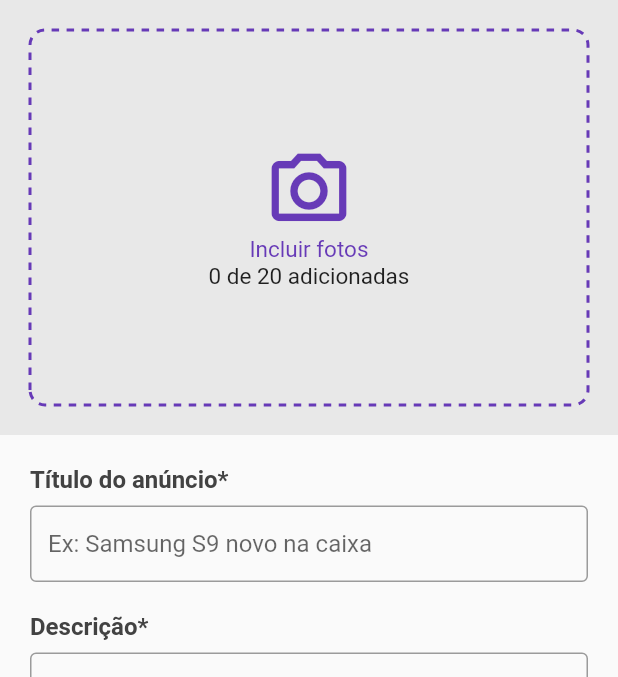
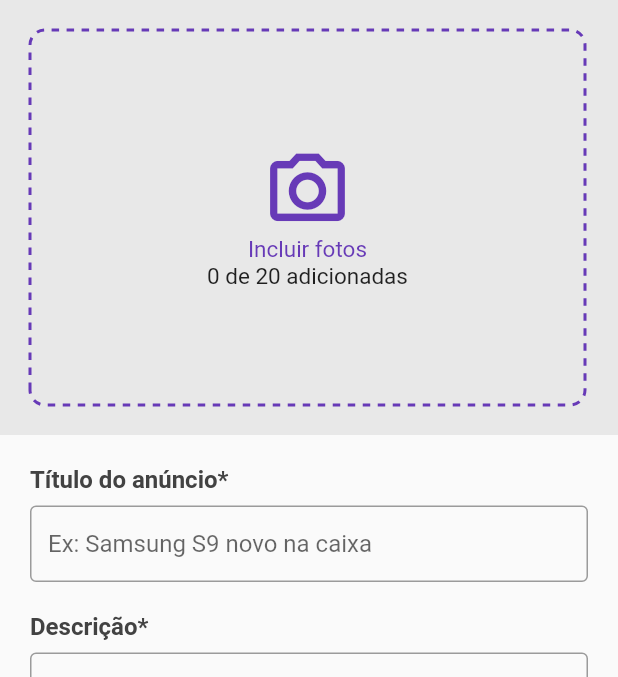
Before and after one commit to lucasanaissi/flutterprojects, a Flutter app: the screen it shows after launch, swiped to page 2, on a phone screen of 412 x 824 dp, the part 84-761 px from its top. Run offline on Flutter 3.47's test engine with Material 2 defaults, Android fonts, the light colour scheme and no system bars; our stand-ins replace card_swiper, cloud_firestore, dotted_decoration, firebase_auth, firebase_core, firebase_storage and 17 more; missing offline and left inert: bloc_pattern, carousel_images, dart:ffi, flutter_share, text_divider; accounts and stored records are empty; generated files the repository leaves out were written again.

Commit message:
ImageField in creatAd 100%

```diff
--- a/xlo_mobx/lib/screens/createAd/components/image_field.dart
+++ /dev/null
@@ -1,54 +0,0 @@
-import 'package:flutter/material.dart';
-import 'package:dotted_decoration/dotted_decoration.dart';
-
-class ImageField extends StatelessWidget {
-  const ImageField({Key? key}) : super(key: key);
-
-  @override
-  Widget build(BuildContext context) {
-    int imgQuantity = 0;
-
-    return Container(
-      color: Colors.grey.withAlpha(50),
-      padding: const EdgeInsets.all(20),
-      child: GestureDetector(
-        onTap: (){},
-        child: Container(
-          height: 250,
-          decoration: DottedDecoration(
-            color: Colors.deepPurple,
-            shape: Shape.box,
-            borderRadius: BorderRadius.circular(10),
-            strokeWidth: 2,
-          ),
-          child: Center(
-            child: Column(
-              mainAxisAlignment: MainAxisAlignment.center,
-              mainAxisSize: MainAxisSize.min,
-              children: [
-                const Icon(
-                  Icons.camera_alt_outlined,
-                  size: 60,
-                  color: Colors.deepPurple,
-                ),
-                const Text(
-                  'Incluir fotos',
-                  style: TextStyle(
-                    color: Colors.deepPurple,
-                    fontSize: 15,
-                  ),
-                ),
-                Text(
-                  '$imgQuantity de 20 adicionadas',
-                  style: const TextStyle(
-                    fontSize: 15,
-                  ),
-                ),
-              ],
-            ),
-          ),
-        ),
-      ),
-    );
-  }
-}
--- /dev/null
+++ b/xlo_mobx/lib/screens/createAd/components/images_field.dart
@@ -0,0 +1,128 @@
+import 'dart:io';
+
+import 'package:flutter/cupertino.dart';
+import 'package:flutter/material.dart';
+import 'package:dotted_decoration/dotted_decoration.dart';
+import 'package:card_swiper/card_swiper.dart';
+import 'package:flutter_mobx/flutter_mobx.dart';
+import 'package:xlo_mobx/screens/createAd/components/image_source_modal.dart';
+
+import '../../../stores/createad_store.dart';
+import 'image_dialog.dart';
+
+class ImagesField extends StatelessWidget {
+  const ImagesField({Key? key, required this.createadStore}) : super(key: key);
+
+  final CreateadStore createadStore;
+
+  @override
+  Widget build(BuildContext context) {
+    void onImageSelected(File image) {
+      createadStore.images.add(image);
+      Navigator.of(context).pop();
+    }
+
+    return Container(
+      color: Colors.grey.withAlpha(50),
+      padding: const EdgeInsets.all(20),
+      child: Observer(
+        builder: (_) {
+          return SizedBox(
+            height: 250,
+            width: 250,
+            child: ListView.builder(
+              shrinkWrap: true,
+              scrollDirection: Axis.horizontal,
+              itemCount: createadStore.images.length < 20
+                  ? createadStore.images.length + 1
+                  : 20,
+              itemBuilder: (_, index) {
+                if (index == createadStore.images.length) {
+                  return GestureDetector(
+                    onTap: () {
+                      if (Platform.isAndroid) {
+                        showModalBottomSheet(
+                          context: context,
+                          builder: (_) => ImageSourceModal(
+                              onImageSelected: onImageSelected),
+                        );
+                      } else {
+                        showCupertinoModalPopup(
+                          context: context,
+                          builder: (_) => ImageSourceModal(
+                              onImageSelected: onImageSelected),
+                        );
+                      }
+                    },
+                    child: Container(
+                      height: 250,
+                      width: index == 0 && index <= 1 ? 370 : 200,
+                      decoration: DottedDecoration(
+                        color: Colors.deepPurple,
+                        shape: Shape.box,
+                        borderRadius: BorderRadius.circular(10),
+                        strokeWidth: 2,
+                      ),
+                      child: Center(
+                        child: Column(
+                          mainAxisAlignment: MainAxisAlignment.center,
+                          mainAxisSize: MainAxisSize.min,
+                          children: [
+                            const Icon(
+                              Icons.camera_alt_outlined,
+                              size: 60,
+                              color: Colors.deepPurple,
+                            ),
+                            const Text(
+                              'Incluir fotos',
+                              style: TextStyle(
+                                color: Colors.deepPurple,
+                                fontSize: 15,
+                              ),
+                            ),
+                            Text(
+                              '${createadStore.images.length} de 20 adicionadas',
+                              style: const TextStyle(
+                                fontSize: 15,
+                              ),
+                            ),
+                          ],
+                        ),
+                      ),
+                    ),
+                  );
+                } else {
+                  return Padding(
+                    padding: const EdgeInsets.only(left: 10, right: 10),
+                    child: GestureDetector(
+                      onTap: () {
+                        showDialog(
+                            context: context,
+                            builder: (_) => ImageDialog(
+                                  image: createadStore.images[index],
+                                  onDelete: () =>
+                                      createadStore.images.removeAt(index),
+                                ));
+                      },
+                      child: ClipRRect(
+                        borderRadius: BorderRadius.circular(10.0),
+                        child: SizedBox(
+                          height: 250,
+                          width: 250,
+                          child: Image.file(
+                            createadStore.images[index],
+                            fit: BoxFit.fill,
+                          ),
+                        ),
+                      ),
+                    ),
+                  );
+                }
+              },
+            ),
+          );
+        },
+      ),
+    );
+  }
+}
--- a/xlo_mobx/lib/screens/createAd/createad_screen.dart
+++ b/xlo_mobx/lib/screens/createAd/createad_screen.dart
@@ -3,25 +3,26 @@ import 'package:flutter/services.dart';
 import 'package:flutter_mobx/flutter_mobx.dart';
 import 'package:xlo_mobx/components/custom_drawer/custom_drawer.dart';
 import 'package:mask_text_input_formatter/mask_text_input_formatter.dart';
+import 'package:xlo_mobx/stores/createad_store.dart';
 
-import 'components/image_field.dart';
+import 'components/images_field.dart';
 
 class CreateAdScreen extends StatefulWidget {
-  const CreateAdScreen({Key? key}) : super(key: key);
+  CreateAdScreen({Key? key}) : super(key: key);
 
   @override
   State<CreateAdScreen> createState() => _CreateAdScreenState();
 }
 
 class _CreateAdScreenState extends State<CreateAdScreen> {
+  final CreateadStore createadStore = CreateadStore();
+
   @override
   Widget build(BuildContext context) {
-
     var cepFormatter = MaskTextInputFormatter(
         mask: '#####-###',
-      filter: { "#": RegExp(r'[0-9]') },
-      type: MaskAutoCompletionType.lazy
-    );
+        filter: {"#": RegExp(r'[0-9]')},
+        type: MaskAutoCompletionType.lazy);
 
     return Scaffold(
       appBar: AppBar(
@@ -42,7 +43,7 @@ class _CreateAdScreenState extends State<CreateAdScreen> {
       drawer: const CustomDrawer(),
       body: ListView(
         children: [
-          const ImageField(),
+          ImagesField(createadStore: createadStore),
           const SizedBox(height: 20),
           Padding(
             padding: const EdgeInsets.only(
@@ -222,6 +223,34 @@ class _CreateAdScreenState extends State<CreateAdScreen> {
             ),
           ),
           const SizedBox(height: 20),
+          Padding(
+            padding:
+                const EdgeInsets.only(
+                    left: 20,
+                    right: 20,
+                    top: 0,
+                    bottom: 20,
+                ),
+            child: SizedBox(
+              child: ElevatedButton(
+                onPressed: () {},
+                style: ElevatedButton.styleFrom(
+                  minimumSize: const Size.fromHeight(40),
+                  primary: Colors.orange,
+                  shape: RoundedRectangleBorder(
+                    borderRadius: BorderRadius.circular(40),
+                  ),
+                ),
+                child: const Text(
+                  'Criar anúncio',
+                  style: TextStyle(
+                      color: Colors.white,
+                      fontSize: 18,
+                      fontWeight: FontWeight.w500),
+                ),
+              ),
+            ),
+          ),
         ],
       ),
     );
--- a/xlo_mobx/lib/screens/home/home_screen.dart
+++ b/xlo_mobx/lib/screens/home/home_screen.dart
@@ -37,7 +37,7 @@ class _HomeScreenState extends State<HomeScreen> {
         physics: const NeverScrollableScrollPhysics(),
         children: [
           const AdvertsScreen(),
-          const CreateAdScreen(),
+          CreateAdScreen(),
           Container(color: Colors.yellow),
           Container(color: Colors.green),
         ],
--- /dev/null
+++ b/xlo_mobx/lib/stores/createad_store.dart
@@ -0,0 +1,10 @@
+import 'package:mobx/mobx.dart';
+
+part 'createad_store.g.dart';
+
+class CreateadStore = _CreateadStore with _$CreateadStore;
+
+abstract class _CreateadStore with Store {
+
+  ObservableList images = ObservableList();
+}
--- a/xlo_mobx/pubspec.yaml
+++ b/xlo_mobx/pubspec.yaml
@@ -41,6 +41,9 @@ dependencies:
   text_divider: ^1.0.0
   mask_text_input_formatter: ^2.1.0
   dotted_decoration: ^2.0.0
+  card_swiper: ^2.0.1
+  image_picker: ^0.8.4+10
+  image_cropper: ^1.5.0
 
 dev_dependencies:
   flutter_test:
```
Also changed, not shown: xlo_mobx/lib/screens/createAd/components/image_dialog.dart (added, +33 -0 lines), xlo_mobx/lib/screens/createAd/components/image_source_modal.dart (added, +135 -0 lines), xlo_mobx/lib/stores/createad_store.g.dart (added), xlo_mobx/pubspec.lock, 1 other file. Lines whose indentation alone changed are shown as unchanged.
